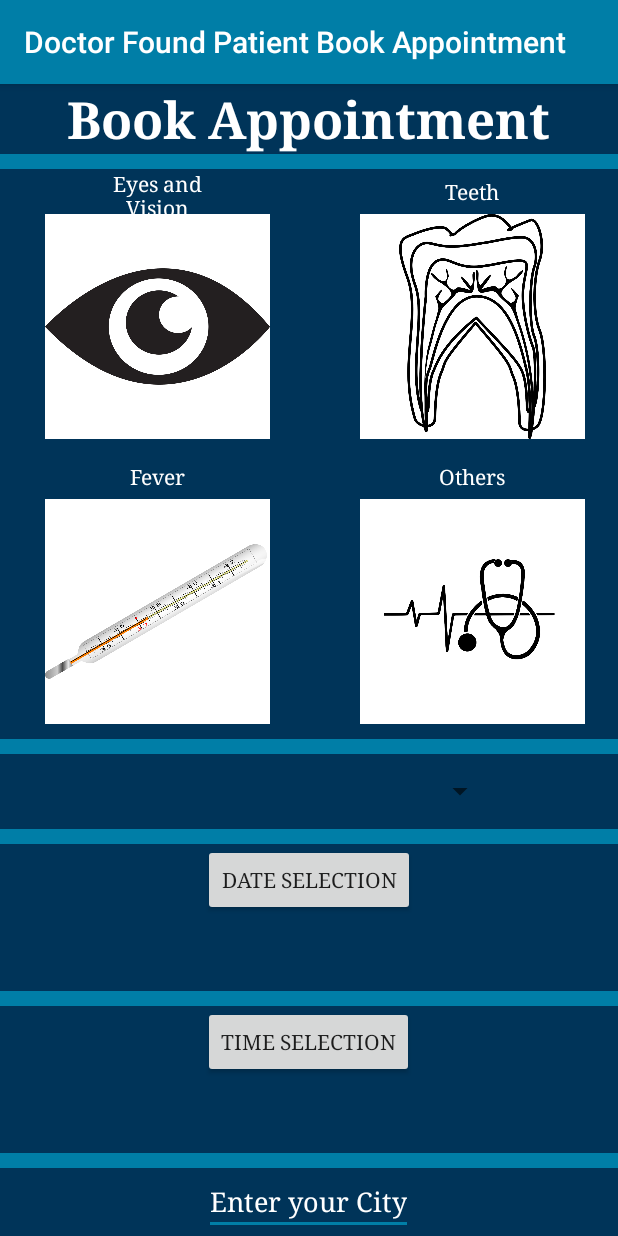
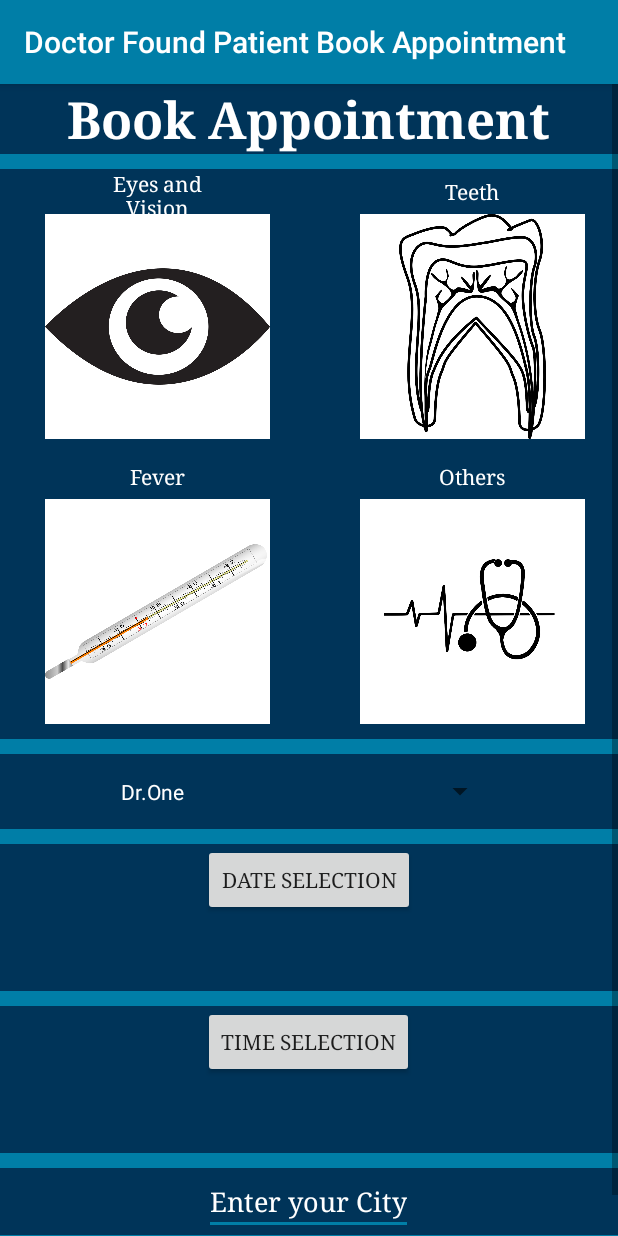
Before and after one commit to doctorfound2020/CSIS3175DF, an Android app: the PatientBookAppointment screen opened directly, with no data from a screen before it, on a phone screen of 412 x 824 dp. Run offline under Robolectric (Android 15) with nearby library versions, the phone set to English and light mode, and no system bars.

```diff
--- a/app/src/main/java/com/example/test/PatientBookAppointment.java
+++ b/app/src/main/java/com/example/test/PatientBookAppointment.java
@@ -2,15 +2,82 @@ package com.example.test;
 
 import androidx.appcompat.app.AppCompatActivity;
 
+import android.app.DatePickerDialog;
+import android.app.TimePickerDialog;
 import android.os.Bundle;
+import android.view.View;
+import android.widget.ArrayAdapter;
+import android.widget.Button;
+import android.widget.DatePicker;
+import android.widget.Spinner;
+import android.widget.TextView;
+import android.widget.TimePicker;
+
+import java.util.Calendar;
 
 public class PatientBookAppointment extends AppCompatActivity {
-
+    Calendar calendar;
     @Override
     protected void onCreate(Bundle savedInstanceState) {
         super.onCreate(savedInstanceState);
         setContentView(R.layout.activity_patient_book_appointment);
+        //set title
+        setTitle("Doctor Found Patient Book Appointment");
 
-        setTitle("Doctor Found Patient Book Appointment");
+        //select doctor spinner
+        Spinner spinner = findViewById(R.id.spinnerDoctor);
+        ArrayAdapter adapter = ArrayAdapter.createFromResource(this,R.array.doctorsname,R.layout.color_spinner_layout);
+        adapter.setDropDownViewResource(R.layout.spinner_dropdown_layout);
+        spinner.setAdapter(adapter);
+
+        //show date picker dialog
+        Button btndate = findViewById(R.id.btnDate);
+        final TextView txtdate = findViewById(R.id.txtDate);
+        calendar = Calendar.getInstance();
+        final int year = calendar.get(Calendar.YEAR);
+        final int month = calendar.get(Calendar.MONTH);
+        final int day = calendar.get(Calendar.DAY_OF_MONTH);
+        final int week = calendar.get(Calendar.WEEK_OF_MONTH);
+        btndate.setOnClickListener(new View.OnClickListener() {
+            @Override
+            public void onClick(View v) {
+               DatePickerDialog dpd = new DatePickerDialog(PatientBookAppointment.this, new DatePickerDialog.OnDateSetListener() {
+                            @Override
+                            public void onDateSet(DatePicker view, int year, int month, int day) {
+                                month = month + 1;
+                                String Date = year + "/" + month + "/" + day;
+                                txtdate.setText(Date);
+                            }
+                        },year,month,day);
+                dpd.show();
+
+
+            }
+        });
+
+        //show time picker dialog
+        Button btntime = findViewById(R.id.btnTime);
+        final TextView txttime = findViewById(R.id.txtTime);
+        calendar = Calendar.getInstance();
+        final int hour = calendar.get(Calendar.HOUR);
+        final int minute = calendar.get(Calendar.MINUTE);
+        btntime.setOnClickListener(new View.OnClickListener() {
+            @Override
+            public void onClick(View v) {
+                TimePickerDialog tpd = new TimePickerDialog(PatientBookAppointment.this, new TimePickerDialog.OnTimeSetListener() {
+                    @Override
+                    public void onTimeSet(TimePicker view, int hour, int minute) {
+                        String Time = hour + ":" + minute;
+                        txttime.setText(Time);
+                    }
+                },hour,minute,true);
+            tpd.show();
+            }
+        });
+
+
+
+
+
     }
 }
--- a/app/src/main/res/layout/activity_doctor_check_appointment.xml
+++ b/app/src/main/res/layout/activity_doctor_check_appointment.xml
@@ -22,7 +22,7 @@
             android:textStyle="bold"
             android:textColor="@android:color/white"
             android:gravity="center"
-            android:fontFamily="serif">
+            app:fontFamily="serif">
         </TextView>
 
         <View
@@ -38,10 +38,12 @@
             android:layout_gravity="center"
             android:text="@string/txtinfo"
             android:textSize="20sp"
-            android:fontFamily="serif"
+            app:fontFamily="serif"
             android:background="@android:color/white"
             android:layout_marginTop="10dp">
         </TextView>
+
+
 
     </LinearLayout>
 
--- a/app/src/main/res/layout/activity_doctor_reminder.xml
+++ b/app/src/main/res/layout/activity_doctor_reminder.xml
@@ -21,7 +21,7 @@
             android:textColor="@android:color/white"
             android:textSize="34sp"
             android:textStyle="bold"
-            android:fontFamily="serif"></TextView>
+            app:fontFamily="serif"></TextView>
 
         <View
             android:layout_width="match_parent"
@@ -37,7 +37,7 @@
             android:background="@android:color/white"
             android:text="@string/txtreminder"
             android:textSize="20sp"
-            android:fontFamily="serif"></TextView>
+            app:fontFamily="serif"></TextView>
     </LinearLayout>
 
 
--- a/app/src/main/res/layout/activity_doctor_view_history.xml
+++ b/app/src/main/res/layout/activity_doctor_view_history.xml
@@ -21,7 +21,7 @@
             android:textColor="@android:color/white"
             android:textSize="34sp"
             android:textStyle="bold"
-            android:fontFamily="serif"></TextView>
+            app:fontFamily="serif"></TextView>
 
         <View
             android:layout_width="match_parent"
@@ -37,7 +37,7 @@
             android:background="@android:color/white"
             android:text="@string/txthistoryinfo"
             android:textSize="20sp"
-            android:fontFamily="serif"></TextView>
+            app:fontFamily="serif"></TextView>
 
     </LinearLayout>
 
--- a/app/src/main/res/layout/activity_doctor_view_message.xml
+++ b/app/src/main/res/layout/activity_doctor_view_message.xml
@@ -22,7 +22,7 @@
             android:textStyle="bold"
             android:textColor="@android:color/white"
             android:gravity="center"
-            android:fontFamily="serif">
+            app:fontFamily="serif">
         </TextView>
 
         <View
@@ -47,7 +47,7 @@
                 android:textSize="20sp"
                 android:background="@android:color/white"
                 android:layout_marginTop="10dp"
-                android:fontFamily="serif">
+                app:fontFamily="serif">
             </TextView>
 
             <Button
@@ -56,7 +56,7 @@
                 android:layout_gravity="center"
                 android:text="@string/btnrespon"
                 android:layout_marginTop="10dp"
-                android:fontFamily="serif">
+                app:fontFamily="serif">
 
             </Button>
 
--- a/app/src/main/res/layout/activity_main.xml
+++ b/app/src/main/res/layout/activity_main.xml
@@ -11,5 +11,11 @@
         android:layout_width="wrap_content"
         android:layout_height="wrap_content"
         android:text="Hello World!" />
+    <Button
+        android:id="@+id/btn1"
+        android:layout_width="wrap_content"
+        android:layout_height="wrap_content"
+        android:text="@string/btnrespon">
+    </Button>
 
 </LinearLayout>
--- a/app/src/main/res/layout/activity_patient_book_appointment.xml
+++ b/app/src/main/res/layout/activity_patient_book_appointment.xml
@@ -1,12 +1,15 @@
 <?xml version="1.0" encoding="utf-8"?>
-<LinearLayout xmlns:android="http://schemas.android.com/apk/res/android"
+<ScrollView xmlns:android="http://schemas.android.com/apk/res/android"
     xmlns:app="http://schemas.android.com/apk/res-auto"
     xmlns:tools="http://schemas.android.com/tools"
     android:layout_width="match_parent"
     android:layout_height="match_parent"
     android:background="#003459"
-    android:orientation="vertical"
     tools:context=".PatientBookAppointment">
+    <LinearLayout
+        android:layout_width="wrap_content"
+        android:layout_height="wrap_content"
+        android:orientation="vertical">
 
     <TextView
         android:layout_width="wrap_content"
@@ -17,7 +20,7 @@
         android:textStyle="bold"
         android:textColor="@android:color/white"
         android:layout_gravity="center"
-        android:fontFamily="serif">
+        app:fontFamily="serif">
     </TextView>
 
         <View
@@ -29,6 +32,7 @@
             android:layout_width="wrap_content"
             android:layout_height="wrap_content"
             android:columnCount="2">
+
             <TextView
                 android:layout_width="100dp"
                 android:layout_height="30dp"
@@ -36,7 +40,7 @@
                 android:gravity="center"
                 android:textColor="@android:color/white"
                 android:layout_gravity="center"
-            android:fontFamily="serif">
+                app:fontFamily="serif">
             </TextView>
             <TextView
                 android:layout_width="100dp"
@@ -45,7 +49,7 @@
                 android:gravity="center"
                 android:textColor="@android:color/white"
                 android:layout_gravity="center"
-            android:fontFamily="serif">
+                app:fontFamily="serif">
             </TextView>
             <ImageView
                 android:layout_width="150dp"
@@ -76,7 +80,7 @@
                 android:gravity="center"
                 android:textColor="@android:color/white"
                 android:layout_gravity="center"
-            android:fontFamily="serif">
+                app:fontFamily="serif">
             </TextView>
             <TextView
                 android:layout_width="100dp"
@@ -85,7 +89,7 @@
                 android:gravity="center"
                 android:textColor="@android:color/white"
                 android:layout_gravity="center"
-            android:fontFamily="serif">
+                app:fontFamily="serif">
             </TextView>
 
             <ImageView
@@ -109,6 +113,8 @@
                 android:background="@android:color/white"
                 android:contentDescription="@string/images">
             </ImageView>
+
+
         </GridLayout>
 
         <View
@@ -122,9 +128,10 @@
             android:layout_width="250dp"
             android:layout_height="50dp"
             android:layout_gravity="center"
-        android:fontFamily="serif"
-        android:autofillHints="@string/spinner">
-    </Spinner>
+            android:autofillHints="@string/spinner"
+            android:entries="@array/doctorsname"
+            android:spinnerMode="dropdown"
+            app:fontFamily="serif"></Spinner>
 
         <View
             android:layout_width="match_parent"
@@ -138,7 +145,7 @@
             android:layout_height="wrap_content"
             android:text="@string/date"
             android:layout_gravity="center"
-        android:fontFamily="serif">
+            app:fontFamily="serif">
         </Button>
 
         <TextView
@@ -147,7 +154,7 @@
             android:layout_height="50dp"
             android:layout_gravity="center"
             android:textColor="@android:color/white"
-        android:fontFamily="serif"
+            app:fontFamily="serif"
             >
         </TextView>
 
@@ -163,7 +170,7 @@
             android:layout_height="wrap_content"
             android:text="@string/time"
             android:layout_gravity="center"
-        android:fontFamily="serif">
+            app:fontFamily="serif">
         </Button>
 
         <TextView
@@ -172,7 +179,7 @@
             android:layout_height="50dp"
             android:layout_gravity="center"
             android:textColor="@android:color/white"
-        android:fontFamily="serif">
+            app:fontFamily="serif">
         </TextView>
 
         <View
@@ -191,15 +198,23 @@
             android:layout_gravity="center"
             android:textColorHint="@android:color/white"
             tools:ignore="Autofill"
-        android:fontFamily="serif">
+            app:fontFamily="serif">
         </EditText>
+
+        <View
+            android:layout_width="match_parent"
+            android:layout_height="10dp"
+            android:background="#007EA7">
+        </View>
 
         <TextView
         android:id="@+id/txtPrice"
         android:layout_width="wrap_content"
         android:layout_height="wrap_content"
         android:layout_gravity="center"
-        android:fontFamily="serif">
+        app:fontFamily="serif">
     </TextView>
 
     </LinearLayout>
+
+</ScrollView>
--- a/app/src/main/res/layout/activity_patient_online_help.xml
+++ b/app/src/main/res/layout/activity_patient_online_help.xml
@@ -16,7 +16,7 @@
         android:textStyle="bold"
         android:textColor="@android:color/white"
         android:gravity="center"
-        android:fontFamily="serif">
+        app:fontFamily="serif">
     </TextView>
 
     <View
@@ -32,7 +32,7 @@
         android:layout_height="80dp"
         android:text="@string/btnsend"
         android:layout_gravity="center"
-        android:fontFamily="serif">
+        app:fontFamily="serif">
     </Button>
 
     <View
--- a/app/src/main/res/layout/activity_patient_reminder.xml
+++ b/app/src/main/res/layout/activity_patient_reminder.xml
@@ -17,7 +17,7 @@
         android:textStyle="bold"
         android:textColor="@android:color/white"
         android:gravity="center"
-        android:fontFamily="serif">
+        app:fontFamily="serif">
     </TextView>
 
     <View
@@ -35,7 +35,7 @@
         android:textSize="20sp"
         android:background="@android:color/white"
         android:layout_marginTop="10dp"
-        android:fontFamily="serif">
+        app:fontFamily="serif">
     </TextView>
 
 </LinearLayout>
--- a/app/src/main/res/layout/activity_patient_view_history.xml
+++ b/app/src/main/res/layout/activity_patient_view_history.xml
@@ -21,7 +21,7 @@
             android:textColor="@android:color/white"
             android:textSize="34sp"
             android:textStyle="bold"
-            android:fontFamily="serif"></TextView>
+            app:fontFamily="serif"></TextView>
 
         <View
             android:layout_width="match_parent"
@@ -37,7 +37,7 @@
             android:background="@android:color/white"
             android:text="@string/txthistoryinfo"
             android:textSize="20sp"
-            android:fontFamily="serif"></TextView>
+            app:fontFamily="serif"></TextView>
 
     </LinearLayout>
 
--- a/app/src/main/res/layout/activity_patient_view_message.xml
+++ b/app/src/main/res/layout/activity_patient_view_message.xml
@@ -22,7 +22,7 @@
             android:textStyle="bold"
             android:textColor="@android:color/white"
             android:gravity="center"
-            android:fontFamily="serif">
+            app:fontFamily="serif">
         </TextView>
 
         <View
@@ -47,7 +47,7 @@
                 android:textSize="20sp"
                 android:background="@android:color/white"
                 android:layout_marginTop="10dp"
-                android:fontFamily="serif">
+                app:fontFamily="serif">
             </TextView>
 
             <Button
@@ -56,7 +56,7 @@
                 android:layout_gravity="center"
                 android:text="@string/btnrespon"
                 android:layout_marginTop="10dp"
-                android:fontFamily="serif">
+                app:fontFamily="serif">
 
             </Button>
 
--- /dev/null
+++ b/app/src/main/res/layout/color_spinner_layout.xml
@@ -0,0 +1,8 @@
+<?xml version="1.0" encoding="utf-8"?>
+<CheckedTextView xmlns:android="http://schemas.android.com/apk/res/android"
+    android:layout_width="match_parent"
+    android:layout_height="match_parent"
+    android:textColor="@android:color/white"
+    android:gravity="center">
+
+</CheckedTextView>
--- a/app/src/main/res/values/strings.xml
+++ b/app/src/main/res/values/strings.xml
@@ -11,6 +11,12 @@
     <string name="date">Date Selection</string>
     <string name="time">Time Selection</string>
     <string name="etxtlocation">Enter your City</string>
+    <string-array name="doctorsname">
+        <item>Dr.One</item>
+        <item>Dr.Two</item>
+        <item>Dr.Three</item>
+        <item>Dr.Four</item>
+    </string-array>
 
     <!-- PatientCheckAppointment  -->
     <string name="btncancel">Cancel</string>
```
Also changed, not shown: app/src/main/java/com/example/test/MainActivity.java (+11 -0 lines), app/src/main/res/layout/activity_doctor_response_message.xml (+6 -6 lines), app/src/main/res/layout/activity_patient_check_appointment.xml (+4 -3 lines), app/src/main/res/layout/activity_patient_send_message.xml (+6 -6 lines), app/src/main/res/layout/spinner_dropdown_layout.xml (added, +8 -0 lines). Lines whose indentation alone changed are shown as unchanged.
